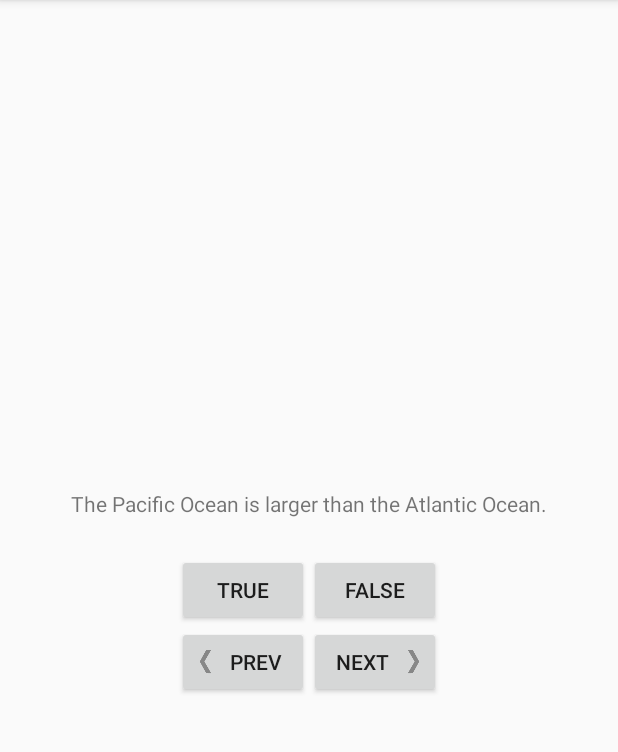
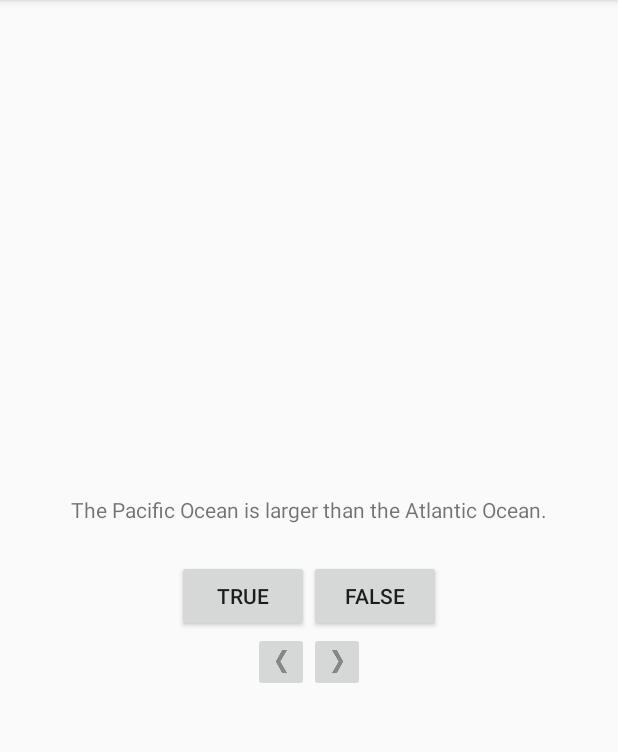
Before and after one commit to shadyproject/LearningAndroid, an Android app: the screen it shows after launch (QuizActivity), on a phone screen of 412 x 824 dp, the part 84-836 px from its top. Run offline under Robolectric (Android 15) with nearby library versions, the phone set to English and light mode, and no system bars.

Commit message:
Image buttons

```diff
--- a/GeoQuiz/app/src/main/java/net/shadyproject/geoquiz/QuizActivity.java
+++ b/GeoQuiz/app/src/main/java/net/shadyproject/geoquiz/QuizActivity.java
@@ -6,6 +6,7 @@ import android.view.Menu;
 import android.view.MenuItem;
 import android.view.View;
 import android.widget.Button;
+import android.widget.ImageButton;
 import android.widget.TextView;
 import android.widget.Toast;
 
@@ -13,8 +14,8 @@ public class QuizActivity extends AppCompatActivity {
 
     private Button _trueButton;
     private Button _falseButton;
-    private Button _nextButton;
-    private Button _prevButton;
+    private ImageButton _nextButton;
+    private ImageButton _prevButton;
 
     private TextView _questionTextView;
 
@@ -49,7 +50,7 @@ public class QuizActivity extends AppCompatActivity {
             }
         });
 
-        _nextButton = (Button)findViewById(R.id.next_button);
+        _nextButton = (ImageButton)findViewById(R.id.next_button);
         _nextButton.setOnClickListener(new View.OnClickListener(){
             @Override
             public void onClick(View v) {
@@ -57,7 +58,7 @@ public class QuizActivity extends AppCompatActivity {
             }
         });
 
-        _prevButton = (Button)findViewById(R.id.prev_button);
+        _prevButton = (ImageButton)findViewById(R.id.prev_button);
         _prevButton.setOnClickListener(new View.OnClickListener(){
             @Override
             public void onClick(View v) {
--- a/GeoQuiz/app/src/main/res/layout/activity_quiz.xml
+++ b/GeoQuiz/app/src/main/res/layout/activity_quiz.xml
@@ -28,21 +28,19 @@
         android:layout_width="wrap_content"
         android:layout_height="wrap_content"
         android:orientation="horizontal">
-        <Button
+        <ImageButton
             android:layout_width="wrap_content"
             android:layout_height="wrap_content"
             android:id="@+id/prev_button"
-            android:drawablePadding="4dp"
-            android:drawableLeft="@drawable/arrow_left"
-            android:text="@string/prev_button"/>
+            android:src="@drawable/arrow_left"
+            android:contentDescription="Previous Button"/>
 
-        <Button
+        <ImageButton
             android:layout_width="wrap_content"
             android:layout_height="wrap_content"
             android:id="@+id/next_button"
-            android:drawableRight="@drawable/arrow_right"
-            android:drawablePadding="4dp"
-            android:text="@string/next_button"/>
+            android:src="@drawable/arrow_right"
+            android:contentDescription="Next Button"/>
     </LinearLayout>
 
 
```
